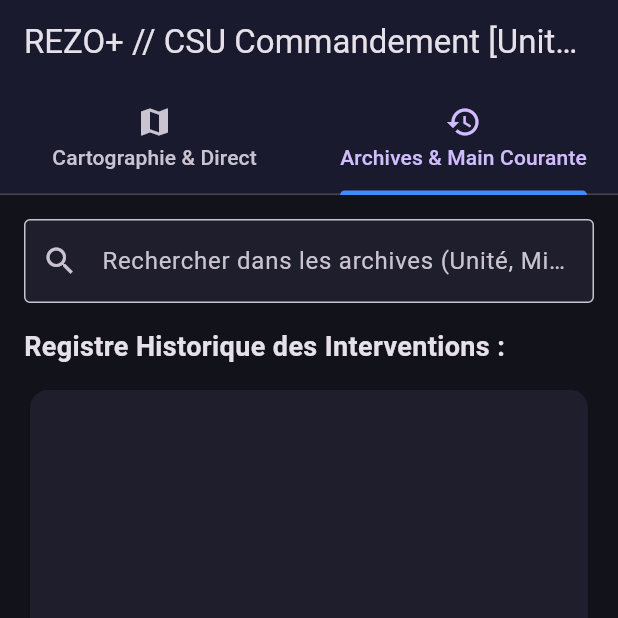
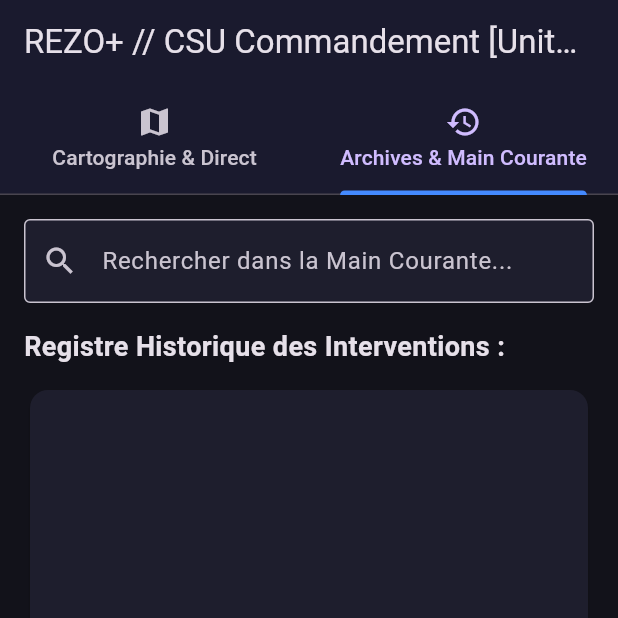
Before and after one commit to xmeynier-web/rezoplus-csu, a Flutter app: the screen it shows after launch, tab 2 chosen, on a phone screen of 412 x 824 dp, the top half of it. Run offline on Flutter 3.47's test engine with Material 3 defaults, Android fonts, the light colour scheme and no system bars; our stand-ins replace firebase_core, firebase_database, flutter_map, latlong2; accounts and stored records are empty.

Commit message:
Remove SOS timer and update UI text
Removed SOS alert timer functionality and updated related logic. Adjusted UI text for clarity and made minor layout changes.

```diff
--- a/lib/main.dart
+++ b/lib/main.dart
@@ -57,10 +57,8 @@
   List<Map<String, dynamic>> _mainCouranteEntries = [];
 
   bool _hasSosAlert = false;
-  Timer? _sosSoundTimer;
-
   late TabController _tabController;
-  final LatLng _defaultCenter = const LatLng(48.7538, 2.3218); // Fresnes / Val-de-Marne
+  final LatLng _defaultCenter = const LatLng(48.7538, 2.3218); // Fresnes
   String _archiveSearchQuery = "";
 
   @override
@@ -73,20 +71,8 @@
 
   @override
   void dispose() {
-    _sosSoundTimer?.cancel();
     _tabController.dispose();
     super.dispose();
-  }
-
-  void _triggerSosAlarmLoop(bool active) {
-    if (active) {
-      if (_sosSoundTimer == null || !_sosSoundTimer!.isActive) {
-        _sosSoundTimer = Timer.periodic(const Duration(seconds: 1), (timer) {});
-      }
-    } else {
-      _sosSoundTimer?.cancel();
-      _sosSoundTimer = null;
-    }
   }
 
   void _listenToDatabase() {
@@ -121,22 +107,11 @@
           }
         });
 
-        if (sosDetected && !_hasSosAlert) {
-          _addMainCouranteEntry(
-            unitId: "ALERTE",
-            action: "🚨 DÉCLENCHEMENT SOS",
-            details: "Une unité a déclenché l'alerte d'urgence !",
-          );
-        }
-
-        _triggerSosAlarmLoop(sosDetected);
-
         setState(() {
           _units = parsedUnits;
           _hasSosAlert = sosDetected;
         });
       } else {
-        _triggerSosAlarmLoop(false);
         setState(() {
           _units = {};
           _hasSosAlert = false;
@@ -261,12 +236,6 @@
             point: LatLng(lat, lng),
             width: 80,
             height: 80,
-            child: GestureDetector(
-              onTap: () {
-                ScaffoldMessenger.of(context).showSnackBar(
-                  SnackBar(content: Text('Équipage : $unitId ($status)')),
-                );
-              },
             child: Column(
               children: [
                 Container(
@@ -289,14 +258,13 @@
               ],
             ),
           ),
-          ),
         );
       }
     });
 
     return Scaffold(
       appBar: AppBar(
-        title: Text('REZO+ // CSU Commandement [Unités : ${_units.length}]'),
+        title: Text('REZO+ // CSU Commandement [Unités en direct : ${_units.length}]'),
         backgroundColor: _hasSosAlert ? Colors.red.shade900 : const Color(0xFF1a1a2e),
         bottom: TabBar(
           controller: _tabController,
@@ -321,6 +289,7 @@
                     initialZoom: 13.5,
                   ),
                   children: [
+                    // Tuiles OpenStreetMap officielles (Sans clé d'API requise)
                     TileLayer(
                       urlTemplate: 'https://tile.openstreetmap.org/{z}/{x}/{y}.png',
                       userAgentPackageName: 'com.rezoplus.csu',
@@ -330,7 +299,7 @@
                 ),
               ),
               Container(
-                width: 420,
+                width: 400,
                 color: const Color(0xFF12121a),
                 padding: const EdgeInsets.all(12),
                 child: Column(
@@ -354,11 +323,11 @@
                           ],
                         ),
                       ),
-                    const Text('Équipages en service :', style: TextStyle(fontSize: 16, fontWeight: FontWeight.bold)),
+                    const Text('Équipages en service (Firebase) :', style: TextStyle(fontSize: 16, fontWeight: FontWeight.bold)),
                     const SizedBox(height: 8),
                     Expanded(
                       child: _units.isEmpty
-                          ? const Center(child: Text('Aucune unité connectée.', style: TextStyle(color: Colors.grey)))
+                          ? const Center(child: Text('Aucune unité connectée sur Firebase.', style: TextStyle(color: Colors.grey)))
                           : ListView.builder(
                               itemCount: _units.length,
                               itemBuilder: (context, index) {
@@ -404,12 +373,12 @@
                                             label: const Text('Centrer sur la carte', style: TextStyle(fontSize: 11, color: Colors.blueAccent)),
                                           ),
 
-                                        // --- SECTION MATÉRIEL EMBARQUÉ SÉCURISÉE ---
-                                        const SizedBox(height: 6),
+                                        // --- LECTURE DU MATÉRIEL EMBARQUÉ ---
+                                        const SizedBox(height: 8),
                                         const Text('Matériel embarqué :', style: TextStyle(fontSize: 11, fontWeight: FontWeight.bold, color: Colors.white70)),
                                         const SizedBox(height: 4),
                                         rawEquipment == null
-                                            ? const Text('Aucun équipement déclaré', style: TextStyle(fontSize: 10, color: Colors.grey))
+                                            ? const Text('Aucun matériel transmis', style: TextStyle(fontSize: 10, color: Colors.grey))
                                             : Wrap(
                                                 spacing: 4,
                                                 runSpacing: 4,
@@ -433,9 +402,8 @@
                                                           ),
                                                         );
                                                       }).toList()
-                                                    : [const Text('Format non reconnu', style: TextStyle(fontSize: 10, color: Colors.red))],
+                                                    : [const Text('Données matériel invalides', style: TextStyle(fontSize: 10, color: Colors.red))],
                                               ),
-                                        // ---------------------------------------------
 
                                         if (mission != null)
                                           Container(
@@ -487,12 +455,9 @@
             child: Column(
               crossAxisAlignment: CrossAxisAlignment.start,
               children: [
-                Row(
-                  children: [
-                    Expanded(
-                      child: TextField(
+                TextField(
                   decoration: const InputDecoration(
-                          hintText: 'Rechercher dans les archives (Unité, Mission, SOS...)',
+                    hintText: 'Rechercher dans la Main Courante...',
                     prefixIcon: Icon(Icons.search),
                     border: OutlineInputBorder(),
                     filled: true,
@@ -503,9 +468,6 @@
                       _archiveSearchQuery = val.toLowerCase();
                     });
                   },
-                      ),
-                    ),
-                  ],
                 ),
                 const SizedBox(height: 16),
                 const Text('Registre Historique des Interventions :', style: TextStyle(fontSize: 18, fontWeight: FontWeight.bold)),
```
Lines whose indentation alone changed are shown as unchanged.
